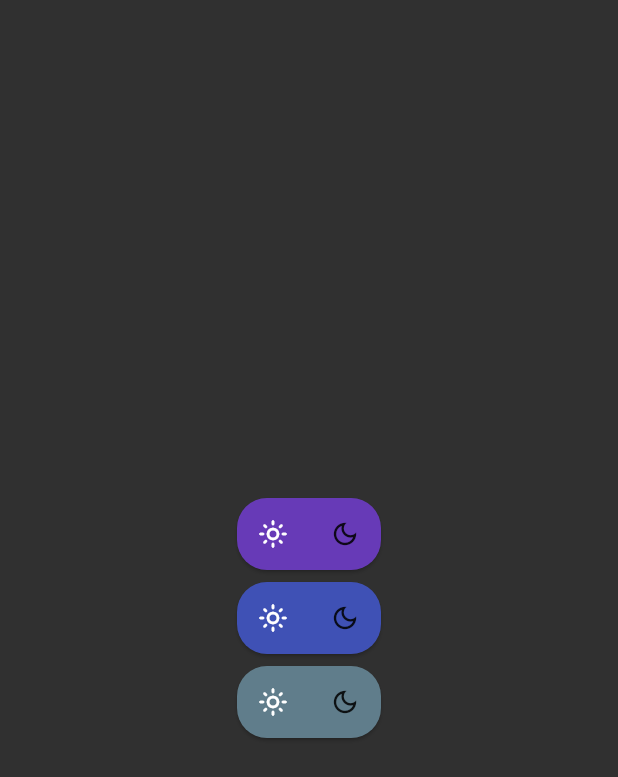
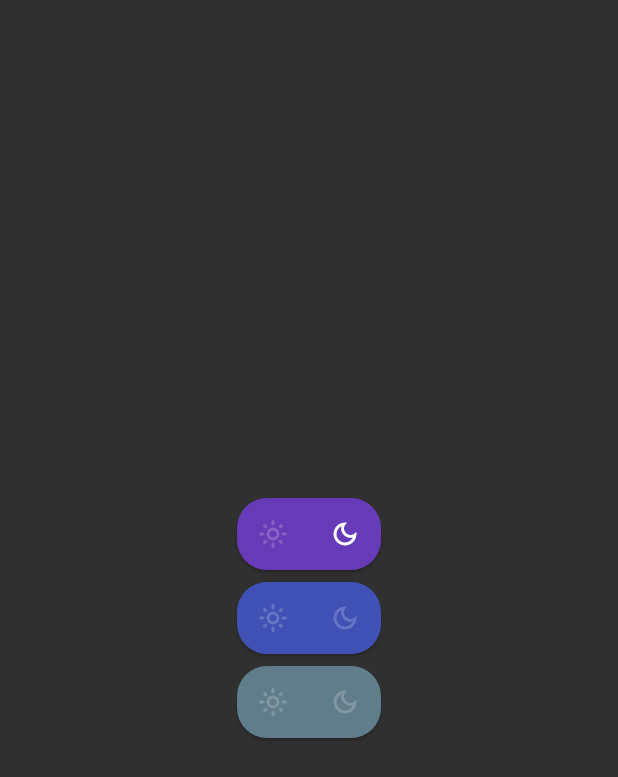
Before and after one commit to FlutterTeamOne/flutter_chat_app, a Flutter app: the SettingsPage screen opened by its route, on a phone screen of 412 x 824 dp. Shown: the top 777 px of the screen. Run offline on Flutter 3.47's test engine with Material 2 defaults, Android fonts, the phone set to English and light mode, and no system bars; our stand-ins replace bloc, blur, connectivity_plus, equatable, flutter_bloc, grouped_list and 4 more; missing offline and left inert: grpc, protobuf, window_size; accounts and stored records are empty; network calls fail.

Commit message:
add visualization for choice of theme(technical debt of refactoring this method)

```diff
--- a/lib/modules/style_manager/themes/custom_themes.dart
+++ b/lib/modules/style_manager/themes/custom_themes.dart
@@ -9,6 +9,7 @@ class CustomTheme {
       primaryColor: Colors.deepPurple,
       errorColor: Colors.redAccent.shade200,
       backgroundColor: Colors.white70,
+      indicatorColor: Colors.white,
       // hintColor: Colors.white70,
       textSelectionTheme: TextSelectionThemeData(
         cursorColor: Colors.black26,
@@ -20,6 +21,7 @@ class CustomTheme {
     primarySwatch: Colors.deepPurple,
     primaryColor: Colors.deepPurple,
     errorColor: Colors.redAccent.shade200,
+    indicatorColor: Colors.white,
     // backgroundColor: Colors.blueGrey,
     textSelectionTheme: TextSelectionThemeData(
       cursorColor: Colors.white70,
--- a/lib/ui/pages/settings_page/settings_page.dart
+++ b/lib/ui/pages/settings_page/settings_page.dart
@@ -10,75 +10,111 @@ class SettingsPage extends StatelessWidget {
     final ChangeThemeBloc changeThemeBloc =
         BlocProvider.of<ChangeThemeBloc>(context);
     return Scaffold(
-
         body: Center(
-        child: Row(
-          mainAxisAlignment: MainAxisAlignment.center,
-          children: [
-            Column(
+            child: Row(mainAxisAlignment: MainAxisAlignment.center, children: [
+      BlocBuilder<ChangeThemeBloc, ChangeThemeState>(builder: (context, state) {
+        const double opacity = 0.2;
+        Color iconDeepPurpleLightColor = Colors.white.withOpacity(opacity);
+        Color iconDeepPurpleDarkColor = Colors.white.withOpacity(opacity);
+        Color iconIndigoDarkColor = Colors.white.withOpacity(opacity);
+        Color iconIndigoLightColor = Colors.white.withOpacity(opacity);
+        Color iconBlueGreyLightColor = Colors.white.withOpacity(opacity);
+        Color iconBlueGreyDarkColor = Colors.white.withOpacity(opacity);
+        /// Need refactoring
+        // DeepPurple icon color
+        if (state.theme.primaryColor == Colors.deepPurple &&
+            state.theme.brightness == Brightness.dark) {
+          iconDeepPurpleDarkColor = Colors.white;
+        } else if (state.theme.primaryColor == Colors.deepPurple &&
+            state.theme.brightness == Brightness.light) {
+          iconDeepPurpleLightColor = Colors.white;
+          //  Indigo icon color
+        } else if (state.theme.primaryColor == Colors.indigo &&
+            state.theme.brightness == Brightness.light) {
+          iconIndigoLightColor = Colors.white;
+        } else if (state.theme.primaryColor == Colors.indigo &&
+            state.theme.brightness == Brightness.dark) {
+          iconIndigoDarkColor = Colors.white;
+          //  BlueGrey icon color
+        } else if (state.theme.primaryColor == Colors.blueGrey &&
+            state.theme.brightness == Brightness.dark) {
+          iconBlueGreyDarkColor = Colors.white;
+        } else if (state.theme.primaryColor == Colors.blueGrey &&
+            state.theme.brightness == Brightness.light) {
+          iconBlueGreyLightColor = Colors.white;
+        }
+        return Column(
           mainAxisAlignment: MainAxisAlignment.center,
           children: [
             Card(
-                  shape: RoundedRectangleBorder(borderRadius: BorderRadius.circular(20.0)),
+              shape: RoundedRectangleBorder(
+                  borderRadius: BorderRadius.circular(20.0)),
               color: CustomTheme().darkThemeDeepPurple.primaryColor,
-                  child: Row(
-                      mainAxisAlignment: MainAxisAlignment.center,
-                      children: [
+              child:
+                  Row(mainAxisAlignment: MainAxisAlignment.center, children: [
                 IconButton(
                   onPressed: () {
                     changeThemeBloc.add(LightThemeDeepPurpleEvent());
                   },
-                            icon: const Icon(Icons.light_mode_outlined,
-                              color: Colors.white,),
+                  icon: Icon(
+                    Icons.light_mode_outlined,
+                    color: iconDeepPurpleLightColor,
+                  ),
                   iconSize: 20,
                 ),
                 IconButton(
                   onPressed: () {
                     changeThemeBloc.add(DarkThemeDeepPurpleEvent());
                   },
-                            icon: const Icon(Icons.dark_mode_outlined,
-                              color: Colors.black87,),
+                  icon: Icon(
+                    Icons.dark_mode_outlined,
+                    color: iconDeepPurpleDarkColor,
+                  ),
                   iconSize: 20,
                 ),
               ]),
             ),
             Card(
-                  shape: RoundedRectangleBorder(borderRadius: BorderRadius.circular(20.0)),
+              shape: RoundedRectangleBorder(
+                  borderRadius: BorderRadius.circular(20.0)),
               color: CustomTheme().darkThemeLightBlue.primaryColor,
-                  child: Row(
-                      mainAxisAlignment: MainAxisAlignment.center,
-                      children: [
+              child:
+                  Row(mainAxisAlignment: MainAxisAlignment.center, children: [
                 IconButton(
                   onPressed: () {
                     changeThemeBloc.add(LightThemeLightBlueEvent());
                   },
-                            icon: const Icon(Icons.light_mode_outlined,
-                              color: Colors.white,),
+                  icon: Icon(
+                    Icons.light_mode_outlined,
+                    color: iconIndigoLightColor,
+                  ),
                   iconSize: 20,
                 ),
                 IconButton(
                   onPressed: () {
                     changeThemeBloc.add(DarkThemeLightBlueEvent());
                   },
-                            icon: const Icon(Icons.dark_mode_outlined,
-                              color: Colors.black87,),
+                  icon: Icon(
+                    Icons.dark_mode_outlined,
+                    color: iconIndigoDarkColor,
+                  ),
                   iconSize: 20,
                 ),
               ]),
             ),
             Card(
-                  shape: RoundedRectangleBorder(borderRadius: BorderRadius.circular(20.0)),
+              shape: RoundedRectangleBorder(
+                  borderRadius: BorderRadius.circular(20.0)),
               color: CustomTheme().darkThemeOrange.primaryColor,
-                  child: Row(
-                      mainAxisAlignment: MainAxisAlignment.center,
-                      children: [
+              child:
+                  Row(mainAxisAlignment: MainAxisAlignment.center, children: [
                 IconButton(
-
                   onPressed: () {
                     changeThemeBloc.add(LightThemeOrangeEvent());
                   },
-                            icon: Icon(Icons.light_mode_outlined,
-                            color: Colors.white,
+                  icon: Icon(
+                    Icons.light_mode_outlined,
+                    color: iconBlueGreyLightColor,
                   ),
                   iconSize: 20,
                 ),
@@ -86,17 +122,17 @@ class SettingsPage extends StatelessWidget {
                   onPressed: () {
                     changeThemeBloc.add(DarkThemeOrangeEvent());
                   },
-                            icon: const Icon(Icons.dark_mode_outlined,
-                              color: Colors.black87,),
+                  icon: Icon(
+                    Icons.dark_mode_outlined,
+                    color: iconBlueGreyDarkColor,
+                  ),
                   iconSize: 20,
                 ),
               ]),
             ),
           ],
-            ),
-          ],
-        ),
-      ),
         );
+      })
+    ])));
   }
 }
--- a/lib/ui/widgets/asap_page/widgets/message_cards/my_message_card.dart
+++ b/lib/ui/widgets/asap_page/widgets/message_cards/my_message_card.dart
@@ -30,8 +30,8 @@ class MyMessageCardWidget extends StatelessWidget {
           //
         },
         mouseCursor: MouseCursor.uncontrolled,
-        padding: const EdgeInsets.symmetric(horizontal: 12),
-        height: 38,
+        padding: const EdgeInsets.symmetric(horizontal: 8),
+        height: 25,
         child: Row(
           mainAxisAlignment: MainAxisAlignment.spaceBetween,
           children: [
```
Lines whose indentation alone changed are shown as unchanged.
